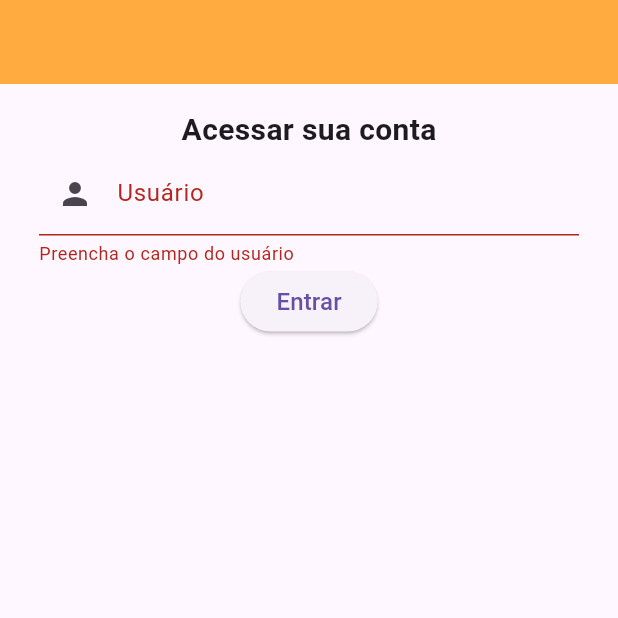
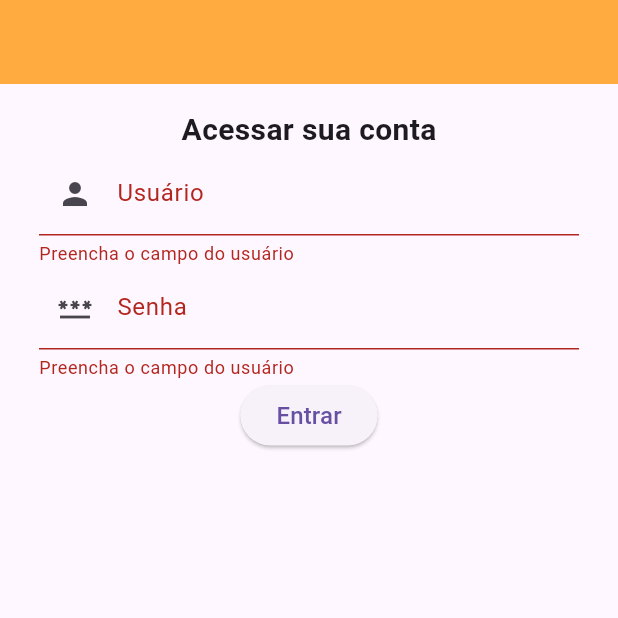
Before and after one commit to MichelecFernandes/flutter, a Flutter app: the screen it shows after launch, after a tap on "Entrar", on a phone screen of 412 x 824 dp, the top half of it. Run offline on Flutter 3.47's test engine with Material 3 defaults, Android fonts, the phone set to English and light mode, and no system bars.

Commit message:
feat: adicao do campo de senha

```diff
--- a/flutter_application_3/app_receitas/lib/views/login_view.dart
+++ b/flutter_application_3/app_receitas/lib/views/login_view.dart
@@ -49,10 +49,29 @@ class _LoginViewState extends State<LoginView> {
                       return null;
                     },
                   ),
+                  TextFormField(
+                    controller: _controladorSenha,
+                    decoration: InputDecoration(
+                      labelText: 'Senha',
+                      hintText: 'Digite sua senhas',
+                      prefixIcon: Icon(Icons.password)
+                    ),
+                    validator: (senha){
+                      if(senha == null || senha.isEmpty){
+                        return 'Preencha o campo do usuário';
+                      }
+
+                      if(senha.lenght < 4){
+                        return 'A senha deve ter pelo menos 4 digitos'
+                      }
+                      return null;
+                    },
+                  ),
                   ElevatedButton(
                     onPressed: (){
                       if(_formKey.currentState!.validate()){
                         print('Formulário sem erros');
+                        print(_controladorUsuario.text);
                       }
                     },
                     child: Text(
```
